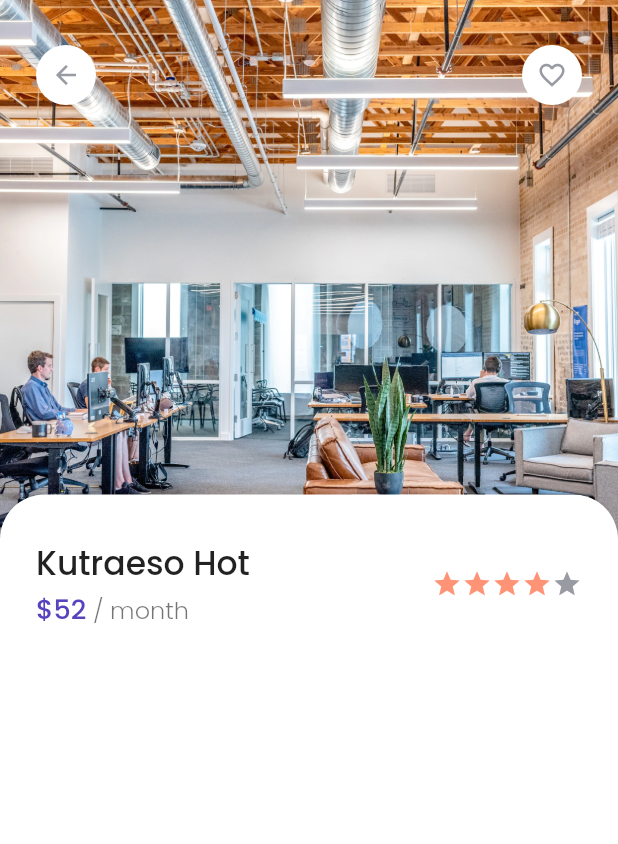
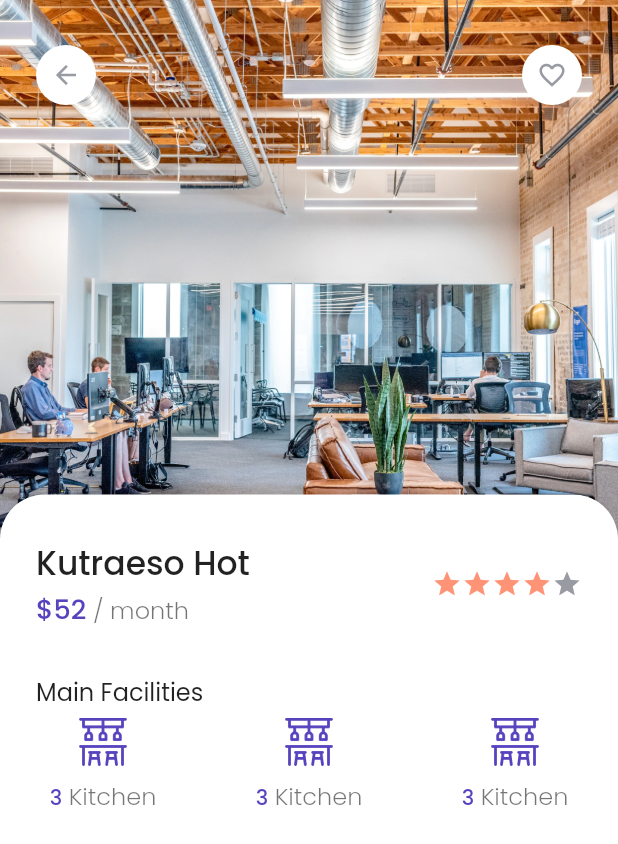
Before and after one commit to Muhdzalf/bwa_kos, a Flutter app: the DetailPage screen opened by its route, on a phone screen of 412 x 824 dp. Shown: the top 844 px of the screen. Run offline on Flutter 3.47's test engine with Material 2 defaults, Android fonts, the phone set to English and light mode, and no system bars; our stand-ins replace google_fonts.

Commit message:
create facilities item

```diff
--- a/lib/pages/details/components/content_header.dart
+++ b/lib/pages/details/components/content_header.dart
@@ -9,7 +9,7 @@ class ContentHeader extends StatelessWidget {
   @override
   Widget build(BuildContext context) {
     return Container(
-      margin: EdgeInsets.symmetric(horizontal: 24, vertical: 30),
+      margin: EdgeInsets.only(left: 24, top: 30, right: 24),
       child: Row(
         children: [
           Column(
--- a/lib/pages/details/details_page.dart
+++ b/lib/pages/details/details_page.dart
@@ -1,3 +1,5 @@
+import 'package:bwa_kos/pages/details/widget/facilities_item.dart';
+import 'package:bwa_kos/pages/widgets/content_title.dart';
 import 'package:bwa_kos/theme.dart';
 import 'package:flutter/material.dart';
 
@@ -18,9 +20,23 @@ class DetailPage extends StatelessWidget {
           ContentCard(
               child: Column(
             crossAxisAlignment: CrossAxisAlignment.stretch,
-            children: [ContentHeader()],
+            children: [
+              ContentHeader(),
+              ContentTitle(title: 'Main Facilities'),
+              Container(
+                margin: EdgeInsets.only(top: 5),
+                child: Row(
+                  mainAxisAlignment: MainAxisAlignment.spaceAround,
+                  children: [
+                    FacilitiesItem(),
+                    FacilitiesItem(),
+                    FacilitiesItem(),
+                  ],
+                ),
+              )
+            ],
           )),
-          NavigationButton()
+          NavigationButton(),
         ],
       ),
     );
--- /dev/null
+++ b/lib/pages/details/widget/facilities_item.dart
@@ -0,0 +1,33 @@
+import 'package:flutter/material.dart';
+import 'package:bwa_kos/theme.dart';
+
+class FacilitiesItem extends StatelessWidget {
+  const FacilitiesItem({
+    Key? key,
+  }) : super(key: key);
+
+  @override
+  Widget build(BuildContext context) {
+    return Column(
+      children: [
+        Image.asset(
+          'assets/icons/bar-counter.png',
+          height: 32,
+        ),
+        SizedBox(
+          height: 8,
+        ),
+        RichText(
+          text: TextSpan(
+              text: '3',
+              style: title.copyWith(fontSize: 14, color: purpleColor),
+              children: [
+                TextSpan(
+                    text: ' Kitchen',
+                    style: subtitle.copyWith(color: Colors.black54))
+              ]),
+        )
+      ],
+    );
+  }
+}
```
